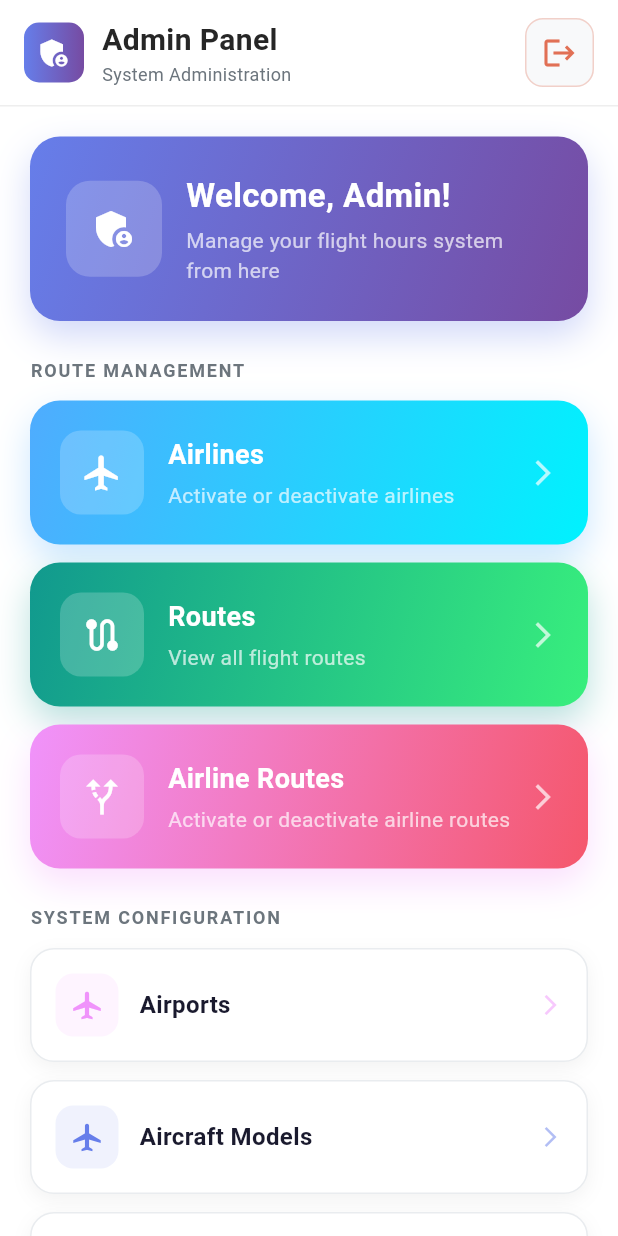
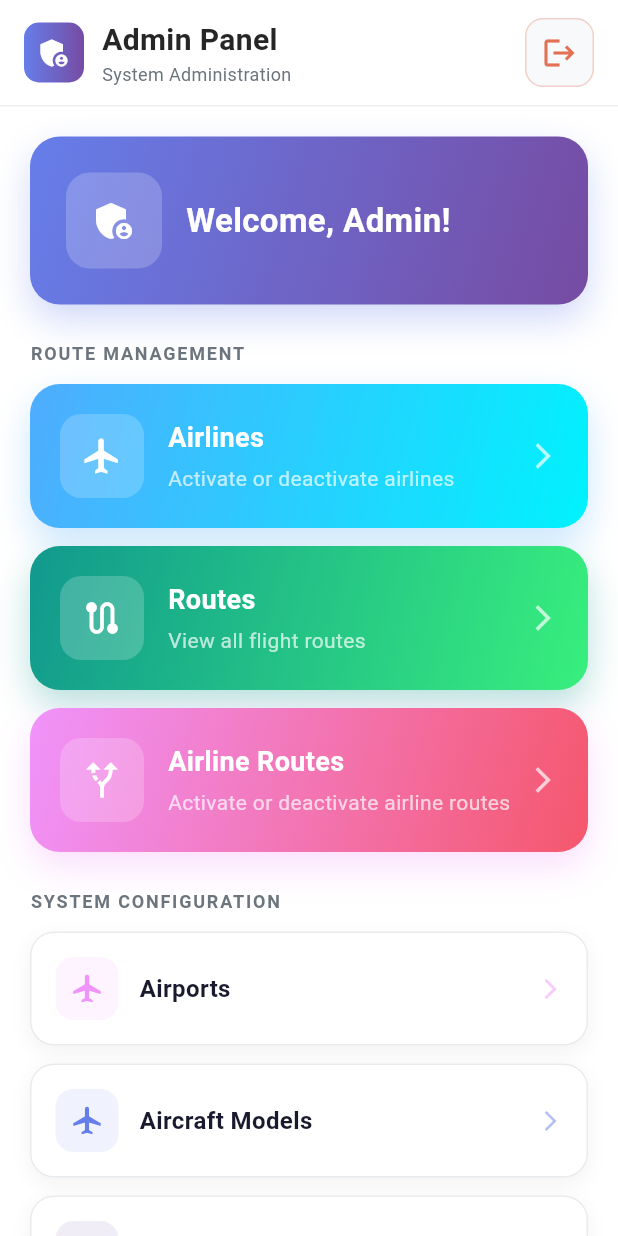
Before and after one commit to champion19/Flighthours_frontend, a Flutter app: the AdminHomePage screen opened by its route, on a phone screen of 412 x 824 dp. Run offline on Flutter 3.47's test engine with Material 3 defaults, Android fonts, the phone set to English and light mode, and no system bars; our stand-ins replace bloc, dartz, dio, equatable, flutter_bloc, flutter_secure_storage and 1 more; accounts and stored records are empty.

Commit message:
style: remove subtitle text from admin home welcome card
- Remove 'Manage your flight hours system from here' from welcome card
- Update test to match removed subtitle

```diff
--- a/lib/features/admin/presentation/pages/admin_home_page.dart
+++ b/lib/features/admin/presentation/pages/admin_home_page.dart
@@ -253,11 +253,6 @@ class AdminHomePage extends StatelessWidget {
                     fontWeight: FontWeight.bold,
                   ),
                 ),
-                const SizedBox(height: 4),
-                Text(
-                  AdminMessages.welcomeSubtitle,
-                  style: const TextStyle(color: Colors.white70, fontSize: 14),
-                ),
               ],
             ),
           ),
```
Also changed, not shown: 1 other file.
